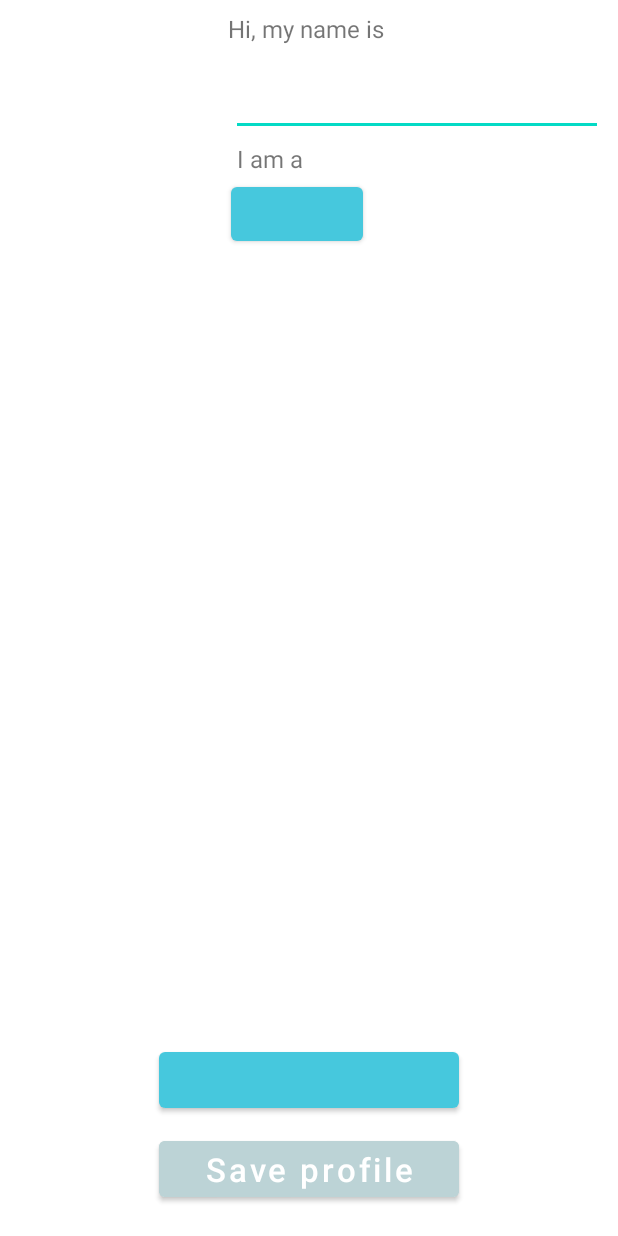
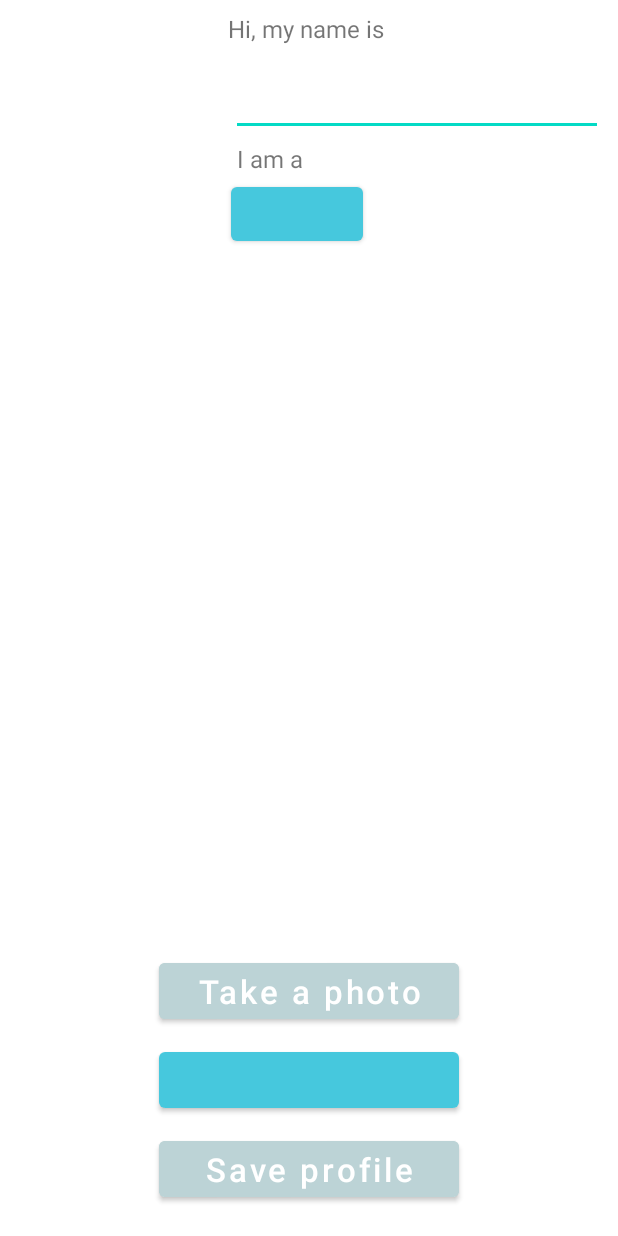
Before and after one commit to Schetsboek/MBDA, an Android app: the layout fragment_profile_edit.xml on its own in the app's theme, with its tools: preview values and no code run, on a phone screen of 412 x 824 dp. Run offline under Robolectric (Android 15) with nearby library versions, the phone set to English and light mode, and no system bars; network calls fail.

Commit message:
Minor fix preferences, taking photo implemented

```diff
--- a/RandomProfileGenerator/app/src/main/java/nl/mmgp/randomprofile/MainActivity.java
+++ b/RandomProfileGenerator/app/src/main/java/nl/mmgp/randomprofile/MainActivity.java
@@ -18,9 +18,11 @@ public class MainActivity extends AppCompatActivity {
 
         Button buttonRandomProfiles = findViewById(R.id.button_random_profiles);
         Button buttonFavoriteProfiles = findViewById(R.id.button_favorite_profiles);
+        Button buttonEditSettings = findViewById(R.id.button_edit_settings);
 
         buttonRandomProfiles.setOnClickListener(v -> openRandomProfilesActivity());
-        buttonFavoriteProfiles.setOnClickListener(v -> openPreferenceActivity());
+        buttonFavoriteProfiles.setOnClickListener(v -> openFavoriteProfilesActivity());
+        buttonEditSettings.setOnClickListener(v -> openPreferenceActivity());
     }
 
     private void openRandomProfilesActivity(){
--- a/RandomProfileGenerator/app/src/main/java/nl/mmgp/randomprofile/ProfileActivity.java
+++ b/RandomProfileGenerator/app/src/main/java/nl/mmgp/randomprofile/ProfileActivity.java
@@ -5,6 +5,7 @@ import androidx.fragment.app.Fragment;
 import androidx.fragment.app.FragmentManager;
 
 import android.content.Intent;
+import android.graphics.Bitmap;
 import android.os.Bundle;
 import android.widget.ImageView;
 import android.widget.TextView;
@@ -37,4 +38,5 @@ public class ProfileActivity extends AppCompatActivity {
                 .commit();
     }
 
+
 }
--- a/RandomProfileGenerator/app/src/main/res/layout/fragment_profile_edit.xml
+++ b/RandomProfileGenerator/app/src/main/res/layout/fragment_profile_edit.xml
@@ -62,6 +62,19 @@
         android:layout_height="wrap_content"/>
 
     <Button
+        android:id="@+id/photo_button"
+        android:text="@string/take_photo"
+        android:layout_above="@+id/favorite_button"
+        android:layout_centerHorizontal="true"
+        android:layout_marginBottom="10dp"
+        android:layout_width="200dp"
+        android:layout_height="wrap_content"
+        android:textSize="22sp"
+        android:textAllCaps="false"
+        android:textColor="@color/white"
+        android:backgroundTint="@color/normal_button"/>
+
+    <Button
         android:id="@+id/favorite_button"
         android:layout_above="@+id/button_save_profile"
         android:layout_centerHorizontal="true"
--- a/RandomProfileGenerator/app/src/main/res/values/strings.xml
+++ b/RandomProfileGenerator/app/src/main/res/values/strings.xml
@@ -20,4 +20,7 @@
     <string name="random_profiles_generated">Random profiles generated</string>
     <string name="server_settings">Server settings</string>
     <string name="enter_valid_number">Please enter a valid number</string>
+    <string name="edit_settings">Edit settings!</string>
+    <string name="settings">Settings</string>
+    <string name="take_photo">Take a photo</string>
 </resources>
```
Also changed, not shown: RandomProfileGenerator/app/src/main/java/nl/mmgp/randomprofile/ProfileEditFragment.java (+32 -0 lines), RandomProfileGenerator/app/src/main/res/layout-land/activity_main.xml (+31 -1 lines), RandomProfileGenerator/app/src/main/res/layout/activity_main.xml (+18 -1 lines).
